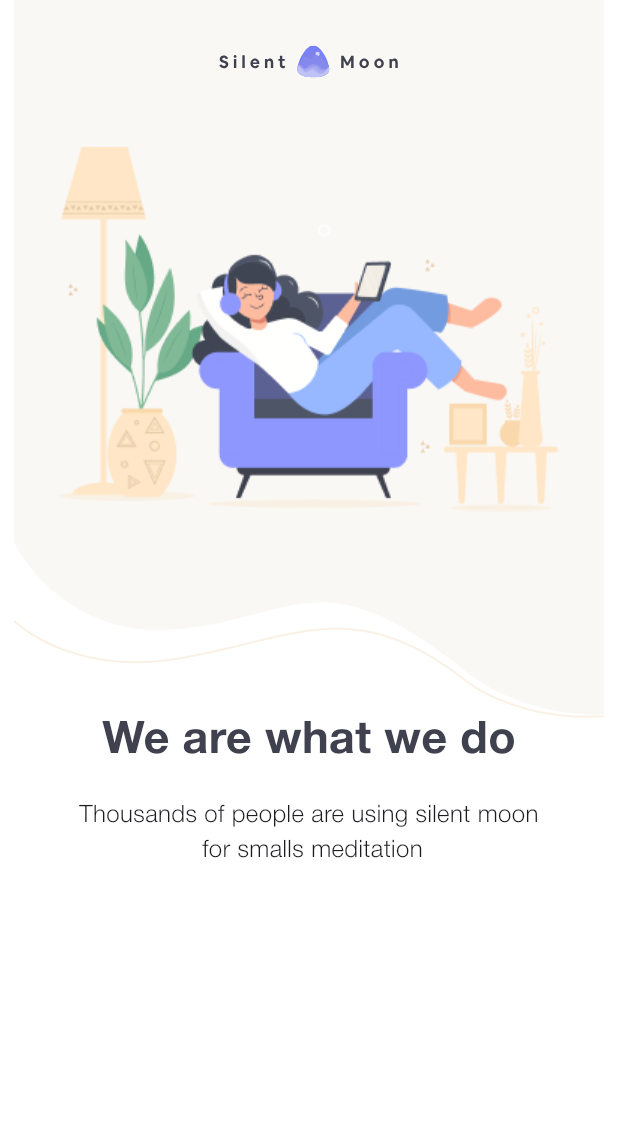
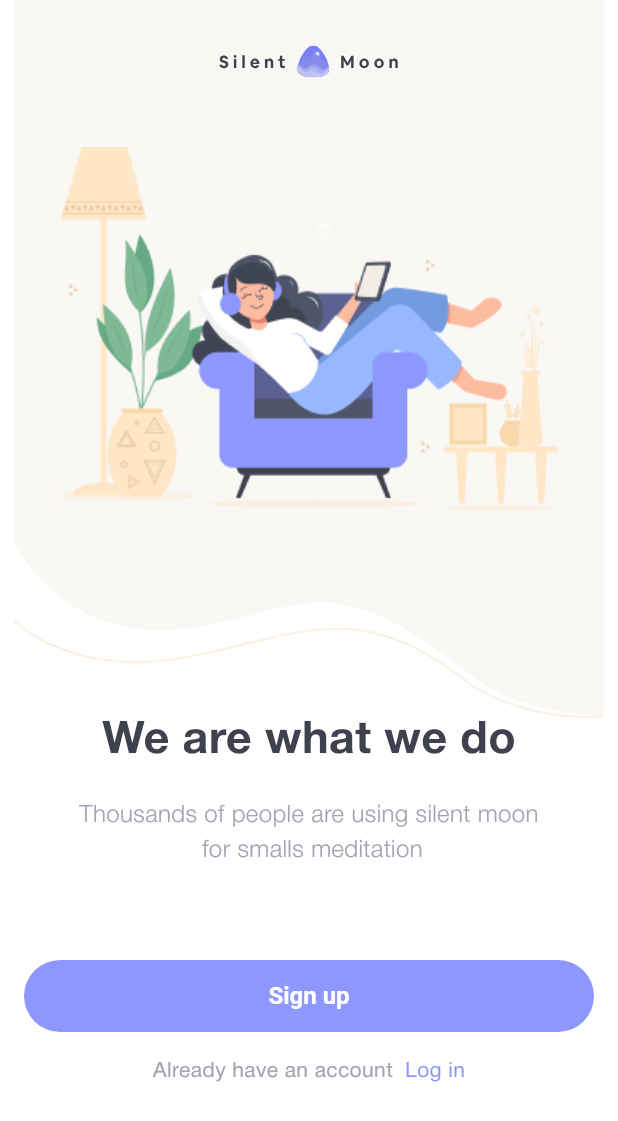
Before and after one commit to Tolutoon/silent_moon, a Flutter app: the screen it shows after launch, on a phone screen of 412 x 824 dp. Shown: the top 1121 px of the screen. Run offline on Flutter 3.47's test engine with Material 3 defaults, Android fonts, the phone set to English and light mode, and no system bars; our stand-ins replace flutter_svg.

Commit message:
in progress

```diff
--- /dev/null
+++ b/lib/common/button/basicButton/basic_button.dart
@@ -0,0 +1,35 @@
+import 'package:flutter/material.dart';
+
+class BasicAppButton extends StatelessWidget {
+  final VoidCallback onPressed;
+  final String title;
+  final double? width;
+  final double? height;
+  const BasicAppButton(
+      {super.key,
+      required this.onPressed,
+      required this.title,
+      this.width,
+      this.height});
+
+  @override
+  Widget build(BuildContext context) {
+    return SizedBox(
+      width: width ?? MediaQuery.of(context).size.width,
+      child: ElevatedButton(
+          onPressed: onPressed,
+          child: ElevatedButton(
+              onPressed: onPressed,
+              style: ElevatedButton.styleFrom(
+                  splashFactory: NoSplash.splashFactory,
+                  shape: RoundedRectangleBorder(
+                    borderRadius: BorderRadius.circular(8),
+                  ),
+                  minimumSize: Size.fromHeight(height ?? 7)),
+              child: Text(
+                title,
+                style: TextStyle(color: Colors.white),
+              ))),
+    );
+  }
+}
--- a/lib/core/theme/app_theme.dart
+++ b/lib/core/theme/app_theme.dart
@@ -10,11 +10,17 @@ class AppTheme {
       inputDecorationTheme: const InputDecorationTheme(
           filled: true,
           fillColor: Color.fromARGB(255, 242, 243, 247),
-          contentPadding: const EdgeInsets.all(30),
-          hintStyle: const TextStyle(
+          contentPadding: EdgeInsets.all(30),
+          hintStyle: TextStyle(
               color: Color.fromARGB(255, 161, 164, 178),
               fontWeight: FontWeight.w400),
           border: InputBorder.none,
           enabledBorder: InputBorder.none,
-          focusedBorder: InputBorder.none));
+          focusedBorder: InputBorder.none),
+      elevatedButtonTheme: ElevatedButtonThemeData(
+          style: ElevatedButton.styleFrom(
+              backgroundColor: AppColors.primary,
+              elevation: 0,
+              textStyle:
+                  const TextStyle(fontSize: 16, fontWeight: FontWeight.bold))));
 }
--- a/lib/main.dart
+++ b/lib/main.dart
@@ -1,6 +1,6 @@
 import 'package:flutter/material.dart';
 import 'package:silent_moon/core/theme/app_theme.dart';
-import 'package:silent_moon/presentation/auth/signin.dart';
+import 'package:silent_moon/presentation/auth/signup.dart';
 
 void main() {
   runApp(const MyApp());
@@ -13,7 +13,6 @@
   @override
   Widget build(BuildContext context) {
     return MaterialApp(
-      title: 'Flutter Demo',
       debugShowCheckedModeBanner: false,
       theme: AppTheme.theme,
       home: const SignUpScreen(),
--- a/lib/presentation/auth/signin.dart
+++ b/lib/presentation/auth/signin.dart
@@ -1,72 +1,13 @@
 import 'package:flutter/material.dart';
-import 'package:flutter_svg/flutter_svg.dart';
-import 'package:silent_moon/core/config/assets/app_images.dart';
-import 'package:silent_moon/core/config/assets/app_vectors.dart';
-import 'package:silent_moon/core/theme/app_colors.dart';
+import 'package:silent_moon/common/appbar/appbar.dart';
 
-class SignUpScreen extends StatelessWidget {
-  const SignUpScreen({super.key});
+class SignInPage extends StatelessWidget {
+  const SignInPage({super.key});
 
   @override
   Widget build(BuildContext context) {
-    final double width = MediaQuery.of(context).size.width;
-    final double height = MediaQuery.of(context).size.height;
-
     return Scaffold(
-      body: Stack(
-        children: [
-          //background image
-          Image.asset(
-            Appimages.onboardingBg,
-            width: width,
-            height: height,
-          ),
-          //content overlay
-          SingleChildScrollView(
-              child: SafeArea(
-                  child: Padding(
-            padding: const EdgeInsets.all(16),
-            child: Column(
-              crossAxisAlignment: CrossAxisAlignment.center,
-              children: [
-                Center(
-                  child: SizedBox(
-                      height: 50,
-                      width: 120,
-                      child: SvgPicture.asset(
-                        AppVectors.silentMoonSvg,
-                      )),
-                ),
-                const SizedBox(
-                  height: 32,
-                ),
-                Image.asset(Appimages.signUpImage),
-                const SizedBox(
-                  height: 132,
-                ),
-                const Text(
-                  'We are what we do',
-                  style: TextStyle(
-                      color: AppColors.darkBlue,
-                      fontSize: 30,
-                      fontWeight: FontWeight.bold),
-                ),
-                const SizedBox(
-                  height: 16,
-                ),
-                const Text(
-                  'Thousands of people are using silent moon \n for smalls meditation',
-                  style: TextStyle(fontWeight: FontWeight.w300, fontSize: 16),
-                  textAlign: TextAlign.center,
-                ),
-                const SizedBox(
-                  height: 62,
-                )
-              ],
-            ),
-          )))
-        ],
-      ),
+      appBar: BasicAppBar(),
     );
   }
 }
--- /dev/null
+++ b/lib/presentation/auth/signup.dart
@@ -0,0 +1,105 @@
+import 'package:flutter/material.dart';
+import 'package:flutter_svg/flutter_svg.dart';
+import 'package:silent_moon/common/button/basicButton/basic_button.dart';
+import 'package:silent_moon/core/config/assets/app_images.dart';
+import 'package:silent_moon/core/config/assets/app_vectors.dart';
+import 'package:silent_moon/core/theme/app_colors.dart';
+import 'package:silent_moon/presentation/auth/signin.dart';
+
+class SignUpScreen extends StatelessWidget {
+  const SignUpScreen({super.key});
+
+  @override
+  Widget build(BuildContext context) {
+    final double width = MediaQuery.of(context).size.width;
+    final double height = MediaQuery.of(context).size.height;
+
+    return Scaffold(
+      body: Stack(
+        children: [
+          //background image
+          Image.asset(
+            Appimages.onboardingBg,
+            width: width,
+            height: height,
+          ),
+          //content overlay
+          SingleChildScrollView(
+              child: SafeArea(
+                  child: Padding(
+            padding: const EdgeInsets.all(16),
+            child: Column(
+              crossAxisAlignment: CrossAxisAlignment.center,
+              children: [
+                Center(
+                  child: SizedBox(
+                      height: 50,
+                      width: 120,
+                      child: SvgPicture.asset(
+                        AppVectors.silentMoonSvg,
+                      )),
+                ),
+                const SizedBox(
+                  height: 32,
+                ),
+                Image.asset(Appimages.signUpImage),
+                const SizedBox(
+                  height: 132,
+                ),
+                const Text(
+                  'We are what we do',
+                  style: TextStyle(
+                      color: AppColors.darkBlue,
+                      fontSize: 30,
+                      fontWeight: FontWeight.bold),
+                ),
+                const SizedBox(
+                  height: 16,
+                ),
+                const Text(
+                  'Thousands of people are using silent moon \n for smalls meditation',
+                  style: TextStyle(
+                      fontWeight: FontWeight.w300,
+                      fontSize: 16,
+                      color: AppColors.lightGrey),
+                  textAlign: TextAlign.center,
+                ),
+                const SizedBox(
+                  height: 62,
+                ),
+                BasicAppButton(onPressed: () {}, title: 'Sign up'),
+                const SizedBox(
+                  height: 16,
+                ),
+                Row(
+                  mainAxisAlignment: MainAxisAlignment.center,
+                  children: [
+                    const Text(
+                      'Already have an account',
+                      style: TextStyle(color: AppColors.lightGrey),
+                    ),
+                    const SizedBox(
+                      width: 8,
+                    ),
+                    GestureDetector(
+                      onTap: () {
+                        Navigator.push(
+                            context,
+                            MaterialPageRoute(
+                                builder: (context) => SignInPage()));
+                      },
+                      child: const Text(
+                        'Log in',
+                        style: TextStyle(color: AppColors.primary),
+                      ),
+                    )
+                  ],
+                )
+              ],
+            ),
+          )))
+        ],
+      ),
+    );
+  }
+}
```
Also changed, not shown: lib/common/appbar/appbar.dart (added, +26 -0 lines), lib/common/basic_button.dart (deleted, +0 -32 lines).
